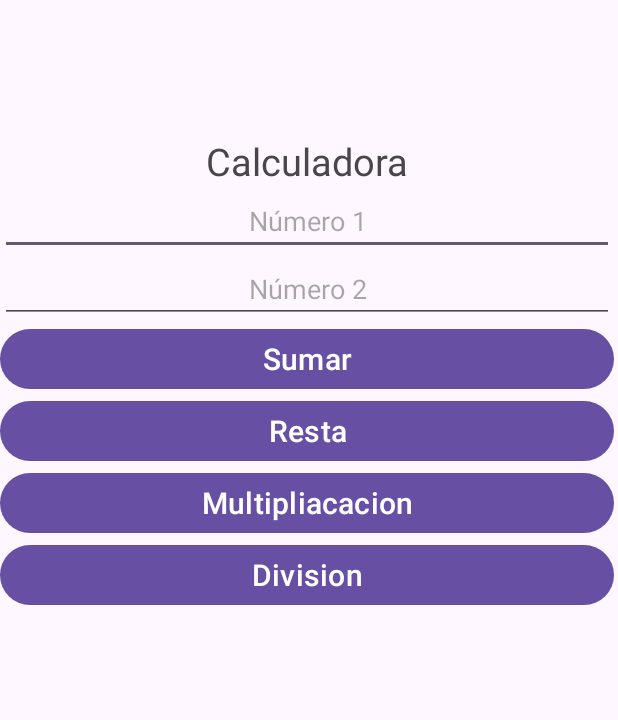
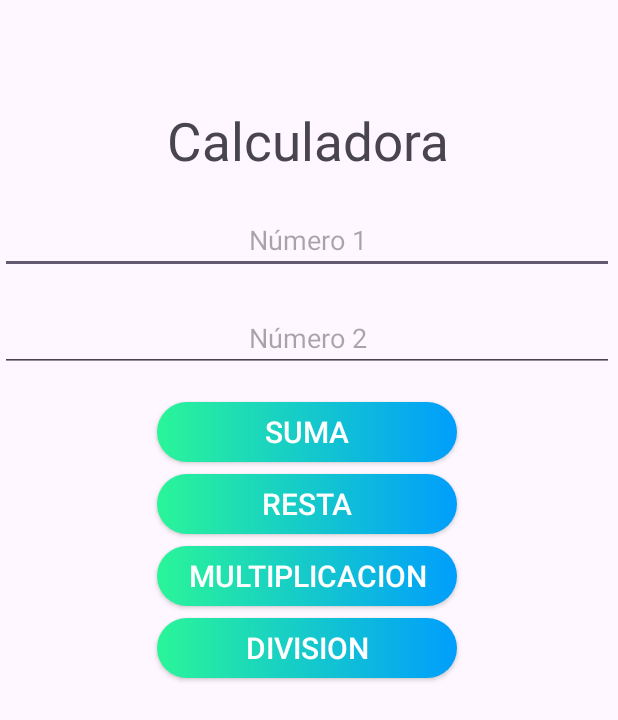
Before and after one commit to Ramiro4903/Practica1.1, an Android app: the calculadora screen opened directly, with no data from a screen before it, on a phone screen of 412 x 824 dp. Shown: the top 720 px of the screen. Run offline under Robolectric (Android 15) with nearby library versions, the phone set to English and light mode, and no system bars; 1 statement that could not run was skipped.

Commit message:
Se cambio el switch por solo if en la calculadora, tambien se agrego validacion de division entre 0 y se agregaron botones personalizados con degradado (el diseño del boton esta dentro de boton_redondeado.xml).

```diff
--- a/app/src/main/java/com/example/practica1/calculadora.java
+++ b/app/src/main/java/com/example/practica1/calculadora.java
@@ -8,6 +8,7 @@ import android.widget.Button;
 import android.widget.EditText;
 import android.widget.TextView;
 import android.widget.Toast;
+import android.graphics.Color;
 
 import androidx.appcompat.app.AppCompatActivity;
 
@@ -48,30 +49,37 @@ public class calculadora  extends AppCompatActivity implements View.OnClickListe
             float n1 = Float.parseFloat(numero);
             float n2 = Float.parseFloat(numero2);
 
-        switch (view.getId()){
-            case R.id.button6:
-                //Suma
-                t.setText("Resultado = "+(n1 + n2));
-                break;
+            //Suma
+            if(view.getId() == R.id.button6){
+                t.setText("Resultado = "+(n1+n2));
+                t.setTextColor(Color.parseColor("#4CAF50"));
+            }
 
-            case R.id.button7:
-                //Resta
-                t.setText("Resultado = "+(n1 - n2));
-                break;
-            case R.id.button8:
-              //Multiplicacion
-                t.setText("Resultado = "+(n1 * n2));
-                break;
-            case R.id.button9:
-                //Division
+            //Resta
+            else if(view.getId() == R.id.button7){
+                t.setTextColor(Color.parseColor("#4CAF50"));
+                t.setText("Resultado = "+(n1-n2));
+            }
+
+            //Multiplicacion
+            else if(view.getId() == R.id.button8){
+                t.setTextColor(Color.parseColor("#4CAF50"));
+                t.setText("Resultado = "+(n1*n2));
+            }
+
+
+            //Division
+            else if(view.getId() == R.id.button9){
                 if (n2 == 0){
-                    t.setText("No es posible dividir / 0");
+                    t.setText("No se puede dividir entre 0");
+                    //cambio el color a rojo
+                    t.setTextColor(Color.parseColor("#FF0000"));
                 }
-                else {
-                    t.setText("Resultado = " + (n1 / n2));
+                else{
+                    t.setTextColor(Color.parseColor("#4CAF50"));
+                    t.setText("Resultado = "+(n1/n2));
                 }
-                break;
-        }
+            }
 
         }
 
--- /dev/null
+++ b/app/src/main/res/drawable/boton_redondeado.xml
@@ -0,0 +1,7 @@
+<?xml version="1.0" encoding="utf-8" ?>
+<shape xmlns:android="http://schemas.android.com/apk/res/android" android:shape="rectangle">
+    <gradient android:startColor="#2AF598" android:endColor="#009EFD" android:type="linear" />
+
+    <corners android:radius="50dp" />
+
+</shape>
--- a/app/src/main/res/layout/activity_calculadora.xml
+++ b/app/src/main/res/layout/activity_calculadora.xml
@@ -5,6 +5,7 @@
     android:layout_height="match_parent">
 
     <LinearLayout
+        android:id="@+id/center"
         android:layout_width="409dp"
         android:layout_height="729dp"
         android:orientation="vertical"
@@ -15,19 +16,21 @@
             android:id="@+id/textView7"
             android:layout_width="match_parent"
             android:layout_height="wrap_content"
-            android:layout_marginTop="90dp"
+            android:layout_marginTop="70dp"
             android:gravity="center"
             android:text="Calculadora"
-            android:textSize="25dp" />
+            android:textSize="35dp" />
 
         <EditText
             android:id="@+id/editTextText5"
             android:layout_width="match_parent"
             android:layout_height="wrap_content"
+            android:layout_marginTop="20dp"
             android:ems="10"
             android:gravity="center"
             android:hint="Número 1"
-            android:inputType="text" />
+            android:inputType="text"
+            android:textColor="#2196F3" />
 
         <EditText
             android:id="@+id/editTextText6"
@@ -35,42 +38,69 @@
             android:layout_height="wrap_content"
             android:ems="10"
             android:gravity="center"
+            android:layout_marginTop="20dp"
             android:hint="Número 2"
-            android:inputType="text" />
+            android:inputType="text"
+            android:textColor="#2196F3" />
 
-        <Button
+    <!-- en lugar de usar solo button se usa andoird.widget para poder incluir el diseño xml del boton-->
+        <android.widget.Button
             android:id="@+id/button6"
-            android:layout_width="match_parent"
-            android:layout_height="wrap_content"
-            android:text="Sumar"
-            android:textSize="20dp" />
+            android:layout_width="200dp"
+            android:layout_height="40dp"
+            android:layout_gravity="center"
+            android:gravity="center"
+            android:layout_marginTop="20dp"
+            android:text="Suma"
+            android:background="@drawable/boton_redondeado"
+            android:textSize="20dp"
+            android:textColor="#FFFFFF"/>
 
-        <Button
+
+        <android.widget.Button
             android:id="@+id/button7"
-            android:layout_width="match_parent"
-            android:layout_height="wrap_content"
+            android:layout_marginTop="8dp"
+            android:layout_width="200dp"
+            android:layout_height="40dp"
+            android:layout_gravity="center"
+            android:gravity="center"
             android:text="Resta"
-            android:textSize="20dp" />
+            android:background="@drawable/boton_redondeado"
+            android:textSize="20dp"
+            android:textColor="#FFFFFF"/>
 
-        <Button
+
+        <android.widget.Button
             android:id="@+id/button8"
-            android:layout_width="match_parent"
-            android:layout_height="wrap_content"
-            android:text="Multipliacacion"
-            android:textSize="20dp" />
+            android:layout_marginTop="8dp"
+            android:layout_width="200dp"
+            android:layout_height="40dp"
+            android:layout_gravity="center"
+            android:gravity="center"
+            android:text="Multiplicacion"
+            android:background="@drawable/boton_redondeado"
+            android:textSize="20dp"
+            android:textColor="#FFFFFF"/>
 
-        <Button
+        <android.widget.Button
             android:id="@+id/button9"
-            android:layout_width="match_parent"
-            android:layout_height="wrap_content"
+            android:layout_marginTop="8dp"
+            android:layout_width="200dp"
+            android:layout_height="40dp"
+            android:layout_gravity="center"
+            android:gravity="center"
             android:text="Division"
-            android:textSize="20dp" />
+            android:background="@drawable/boton_redondeado"
+            android:textSize="20dp"
+            android:textColor="#FFFFFF"/>
 
         <TextView
             android:id="@+id/textView9"
+            android:layout_marginTop="25dp"
             android:layout_width="match_parent"
             android:layout_height="wrap_content"
             android:gravity="center_horizontal"
+            android:textColor="#4CAF50"
             android:textSize="30dp" />
     </LinearLayout>
 </androidx.constraintlayout.widget.ConstraintLayout>
```
